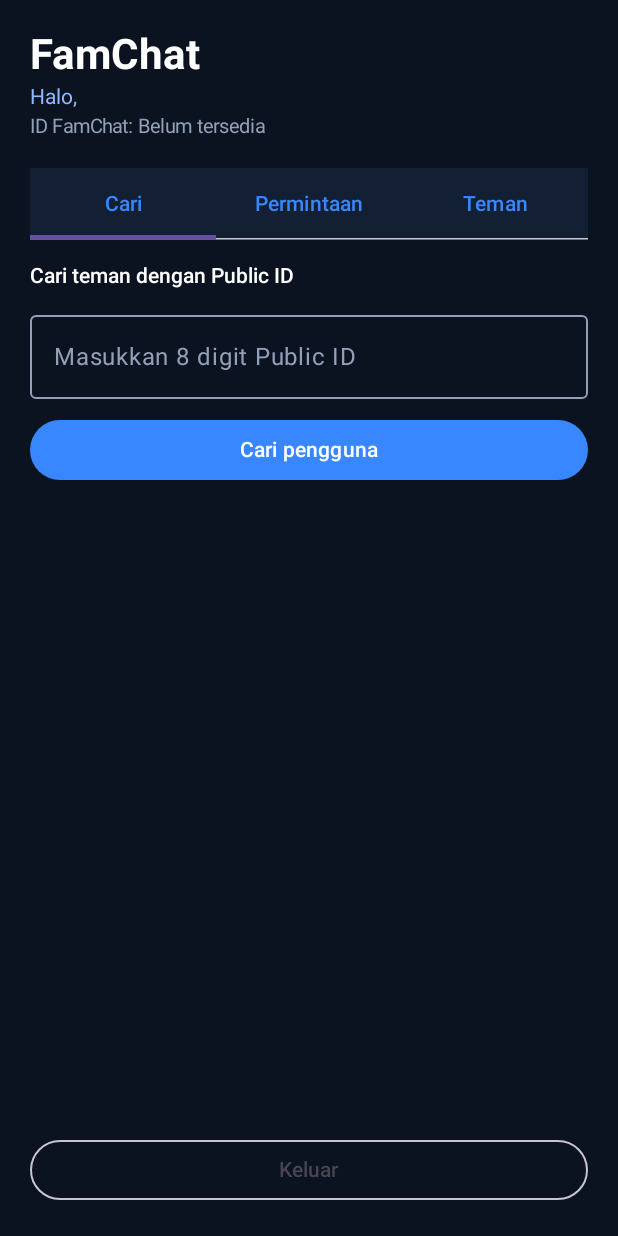
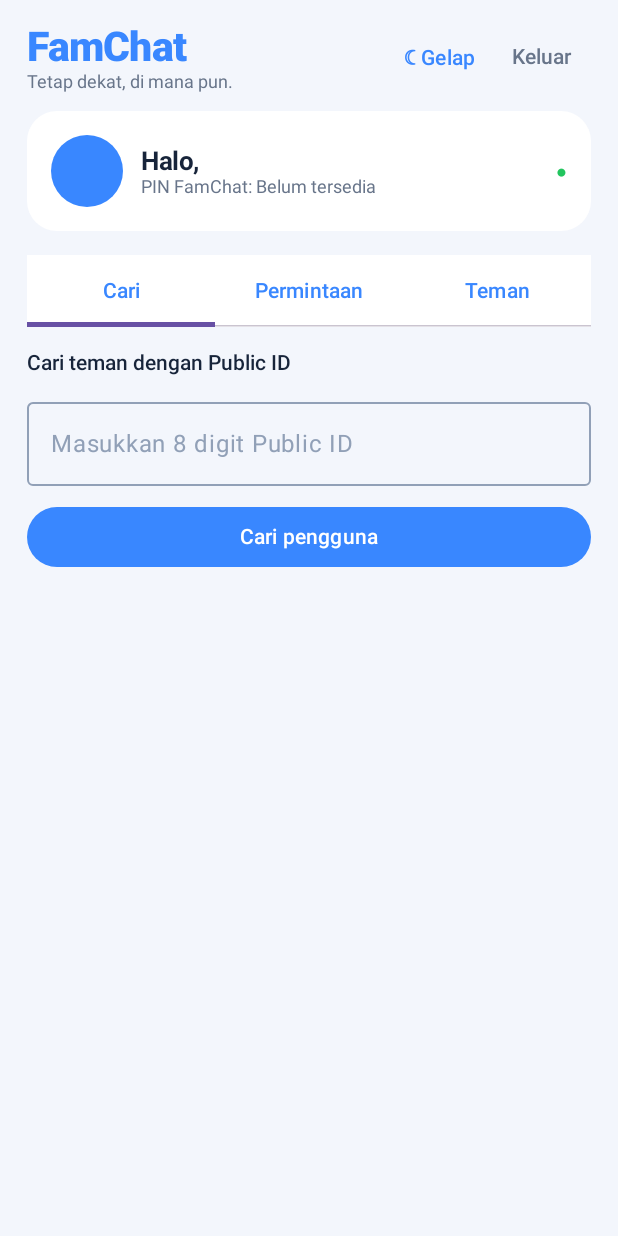
Before and after one commit to avrielbomber-arch/FamChat, an Android app built with Jetpack Compose: the composable FamChatApp shown on its own in the app's theme, on a phone screen of 412 x 824 dp. Run offline under Robolectric (Android 15) with nearby library versions, the phone set to English and light mode, and no system bars; our stand-ins replace Firebase (no records; nobody signed in at launch, a user with empty details on screens opened directly).

Commit message:
Redesign home with modern BBM-inspired layout and theme toggle

```diff
--- a/app/src/main/java/com/famchat/app/MainActivity.kt
+++ b/app/src/main/java/com/famchat/app/MainActivity.kt
@@ -1,6 +1,7 @@
 package com.famchat.app
 
 import android.os.Bundle
+import android.content.Context
 import androidx.activity.ComponentActivity
 import androidx.activity.compose.setContent
 import androidx.compose.foundation.background
@@ -17,6 +18,8 @@ import androidx.compose.material.icons.filled.Mail
 import androidx.compose.material.icons.filled.Person
 import androidx.compose.material3.*
 import androidx.compose.runtime.*
+import androidx.compose.runtime.saveable.rememberSaveable
+import androidx.compose.ui.platform.LocalContext
 import androidx.compose.ui.Alignment
 import androidx.compose.ui.Modifier
 import androidx.compose.ui.graphics.Color
@@ -40,12 +43,20 @@ private val Muted = Color(0xFF91A0B7)
 class MainActivity : ComponentActivity() {
     override fun onCreate(savedInstanceState: Bundle?) {
         super.onCreate(savedInstanceState)
-        setContent { MaterialTheme { FamChatApp() } }
+        setContent {
+            val context = LocalContext.current
+            val prefs = remember { context.getSharedPreferences("famchat_settings", Context.MODE_PRIVATE) }
+            var isDark by rememberSaveable { mutableStateOf(prefs.getBoolean("dark_theme", true)) }
+            MaterialTheme { FamChatApp(isDark, onThemeChange = {
+                isDark = it
+                prefs.edit().putBoolean("dark_theme", it).apply()
+            }) }
+        }
     }
 }
 
 @Composable
-private fun FamChatApp() {
+private fun FamChatApp(isDark: Boolean, onThemeChange: (Boolean) -> Unit) {
     val auth = remember { FirebaseAuth.getInstance() }
     var currentUser by remember { mutableStateOf(auth.currentUser) }
     DisposableEffect(auth) {
@@ -53,7 +64,7 @@ private fun FamChatApp() {
         auth.addAuthStateListener(listener)
         onDispose { auth.removeAuthStateListener(listener) }
     }
-    if (currentUser == null) AuthScreen(auth) else HomeScreen(auth, currentUser!!.uid)
+    if (currentUser == null) AuthScreen(auth) else HomeScreen(auth, currentUser!!.uid, isDark, onThemeChange)
 }
 
 @Composable
@@ -67,10 +78,10 @@ private fun AuthScreen(auth: FirebaseAuth) {
     Surface(Modifier.fillMaxSize(), color = Navy, contentColor = Color.White) {
         Column(Modifier.fillMaxSize().padding(24.dp), verticalArrangement = Arrangement.Center, horizontalAlignment = Alignment.CenterHorizontally) {
             Text("FamChat", fontSize = 30.sp, fontWeight = FontWeight.Bold)
-            Text("Tetap dekat, di mana pun.", color = Muted)
+            Text("Tetap dekat, di mana pun.", color = muted)
             Text(if (isRegister) "Buat akun baru" else "Selamat datang kembali", Modifier.padding(top = 28.dp, bottom = 16.dp), fontSize = 20.sp)
             if (isRegister) {
-                OutlinedTextField(username, { username = it }, Modifier.fillMaxWidth(), label = { Text("Username") }, leadingIcon = { Icon(Icons.Default.Person, null) }, singleLine = true, colors = fieldColors())
+                OutlinedTextField(username, { username = it }, Modifier.fillMaxWidth(), label = { Text("Username") }, leadingIcon = { Icon(Icons.Default.Person, null) }, singleLine = true, colors = fieldColors(isDark))
                 Spacer(Modifier.height(10.dp))
             }
             OutlinedTextField(email, { email = it.trim() }, Modifier.fillMaxWidth(), label = { Text("Email") }, leadingIcon = { Icon(Icons.Default.Mail, null) }, keyboardOptions = KeyboardOptions(keyboardType = KeyboardType.Email), singleLine = true, colors = fieldColors())
@@ -132,7 +143,7 @@ internal data class PersonRow(val uid: String, val username: String, val publicI
 private data class RequestRow(val id: String, val fromUid: String, val username: String, val publicId: String)
 
 @Composable
-private fun HomeScreen(auth: FirebaseAuth, uid: String) {
+private fun HomeScreen(auth: FirebaseAuth, uid: String, isDark: Boolean, onThemeChange: (Boolean) -> Unit) {
     val db = remember { FirebaseFirestore.getInstance() }
     var username by remember(uid) { mutableStateOf("Memuat profil...") }
     var publicId by remember(uid) { mutableStateOf("...") }
@@ -182,16 +193,40 @@ private fun HomeScreen(auth: FirebaseAuth, uid: String) {
         refreshLists()
     }
 
+    val bg = if (isDark) Navy else Color(0xFFF3F6FC)
+    val panel = if (isDark) Panel else Color.White
+    val fg = if (isDark) Color.White else Color(0xFF17243A)
+    val muted = if (isDark) Muted else Color(0xFF68758A)
+    val accent = Blue
+
     if (selectedChat != null) {
         val person = selectedChat!!
-        ChatScreen(uid = uid, friend = person, onBack = { selectedChat = null })
-    } else Surface(Modifier.fillMaxSize(), color = Navy, contentColor = Color.White) {
-        Column(Modifier.fillMaxSize().padding(20.dp)) {
-            Text("FamChat", fontSize = 28.sp, fontWeight = FontWeight.Bold)
-            Text("Halo, $username", color = Color(0xFF8DB8FF), modifier = Modifier.padding(top = 4.dp))
-            Text("ID FamChat: $publicId", color = Muted, fontSize = 13.sp, modifier = Modifier.padding(top = 4.dp))
-            Spacer(Modifier.height(20.dp))
-            TabRow(selectedTabIndex = tab, containerColor = Panel, contentColor = Blue) {
+        ChatScreen(uid = uid, friend = person, onBack = { selectedChat = null }, isDark = isDark)
+    } else Surface(Modifier.fillMaxSize(), color = bg, contentColor = fg) {
+        Column(Modifier.fillMaxSize().padding(horizontal = 18.dp, vertical = 14.dp)) {
+            Row(Modifier.fillMaxWidth(), verticalAlignment = Alignment.CenterVertically) {
+                Column(Modifier.weight(1f)) {
+                    Text("FamChat", fontSize = 27.sp, fontWeight = FontWeight.ExtraBold, color = accent)
+                    Text("Tetap dekat, di mana pun.", color = muted, fontSize = 12.sp)
+                }
+                TextButton(onClick = { onThemeChange(!isDark) }) {
+                    Text(if (isDark) "☀ Terang" else "☾ Gelap", color = accent, fontWeight = FontWeight.SemiBold)
+                }
+                TextButton(onClick = { auth.signOut() }) { Text("Keluar", color = muted) }
+            }
+            Card(Modifier.fillMaxWidth().padding(top = 12.dp, bottom = 16.dp), colors = CardDefaults.cardColors(containerColor = panel), shape = RoundedCornerShape(20.dp)) {
+                Row(Modifier.padding(16.dp), verticalAlignment = Alignment.CenterVertically) {
+                    Surface(Modifier.size(48.dp), shape = CircleShape, color = accent) {
+                        Box(contentAlignment = Alignment.Center) { Text(username.take(1).uppercase(), color = Color.White, fontWeight = FontWeight.Bold, fontSize = 20.sp) }
+                    }
+                    Column(Modifier.weight(1f).padding(start = 12.dp)) {
+                        Text("Halo, $username", fontWeight = FontWeight.Bold, fontSize = 17.sp, color = fg)
+                        Text("PIN FamChat: $publicId", color = muted, fontSize = 12.sp)
+                    }
+                    Text("●", color = Color(0xFF22C55E), fontSize = 12.sp)
+                }
+            }
+            TabRow(selectedTabIndex = tab, containerColor = panel, contentColor = accent) {
                 listOf("Cari", "Permintaan", "Teman").forEachIndexed { index, label -> Tab(selected = tab == index, onClick = { tab = index; message = ""; refreshLists() }, text = { Text(label) }) }
             }
             Spacer(Modifier.height(16.dp))
@@ -215,7 +250,7 @@ private fun HomeScreen(auth: FirebaseAuth, uid: String) {
                         }
                     }, Modifier.fillMaxWidth().padding(top = 10.dp), enabled = !busy, colors = ButtonDefaults.buttonColors(containerColor = Blue)) { Text(if (busy) "Mencari..." else "Cari pengguna") }
                     result?.let { person ->
-                        Card(Modifier.fillMaxWidth().padding(top = 14.dp), colors = CardDefaults.cardColors(containerColor = Panel)) {
+                        Card(Modifier.fillMaxWidth().padding(top = 14.dp), colors = CardDefaults.cardColors(containerColor = panel)) {
                             Column(Modifier.padding(16.dp)) {
                                 Text(person.username, fontWeight = FontWeight.Bold, fontSize = 18.sp)
                                 Text("ID: ${person.publicId}", color = Muted)
@@ -288,19 +323,22 @@ private fun HomeScreen(auth: FirebaseAuth, uid: String) {
                     }
                 }
             }
-            if (message.isNotBlank()) Text(message, color = Color(0xFF9CC2FF), modifier = Modifier.padding(top = 12.dp), fontSize = 13.sp)
-            Spacer(Modifier.weight(1f))
-            OutlinedButton(onClick = { auth.signOut() }, Modifier.fillMaxWidth()) { Text("Keluar") }
+            if (message.isNotBlank()) Text(message, color = accent, modifier = Modifier.padding(top = 12.dp), fontSize = 13.sp)
+            Spacer(Modifier.height(8.dp))
         }
     }
 }
 
 @Composable
-private fun fieldColors() = OutlinedTextFieldDefaults.colors(
-    focusedTextColor = Color.White, unfocusedTextColor = Color.White,
-    focusedBorderColor = Blue, unfocusedBorderColor = Muted,
-    focusedLabelColor = Color(0xFF8DB8FF), unfocusedLabelColor = Muted,
-    cursorColor = Blue, focusedLeadingIconColor = Blue, unfocusedLeadingIconColor = Muted
+private fun fieldColors(isDark: Boolean = true) = OutlinedTextFieldDefaults.colors(
+    focusedTextColor = if (isDark) Color.White else Color(0xFF17243A),
+    unfocusedTextColor = if (isDark) Color.White else Color(0xFF17243A),
+    focusedBorderColor = Blue,
+    unfocusedBorderColor = if (isDark) Muted else Color(0xFF9AA8BC),
+    focusedLabelColor = Color(0xFF8DB8FF),
+    unfocusedLabelColor = if (isDark) Muted else Color(0xFF68758A),
+    cursorColor = Blue, focusedLeadingIconColor = Blue,
+    unfocusedLeadingIconColor = if (isDark) Muted else Color(0xFF68758A)
 )
 
 private fun generatePublicId(): String = (10000000 + Random.nextInt(90000000)).toString()
```
